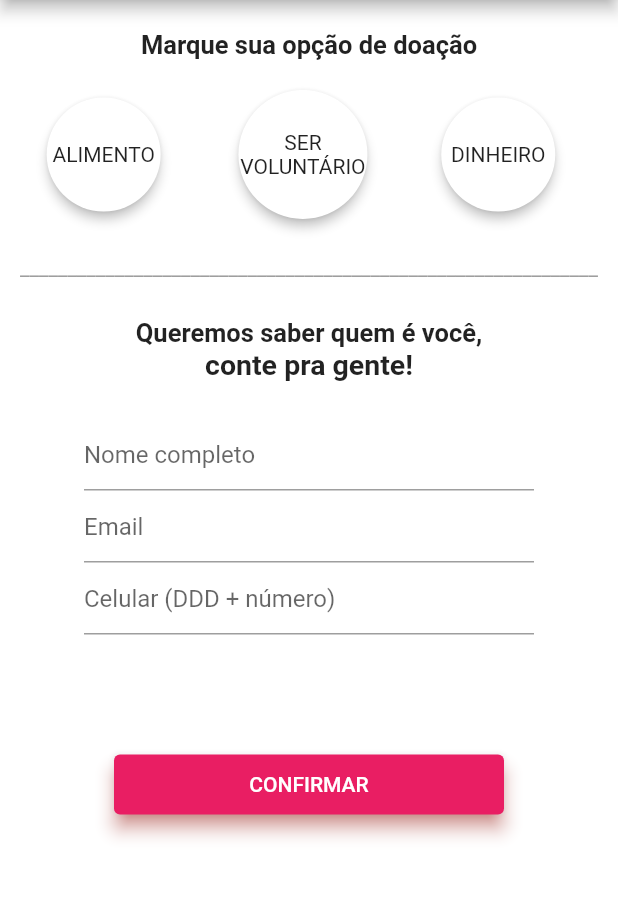
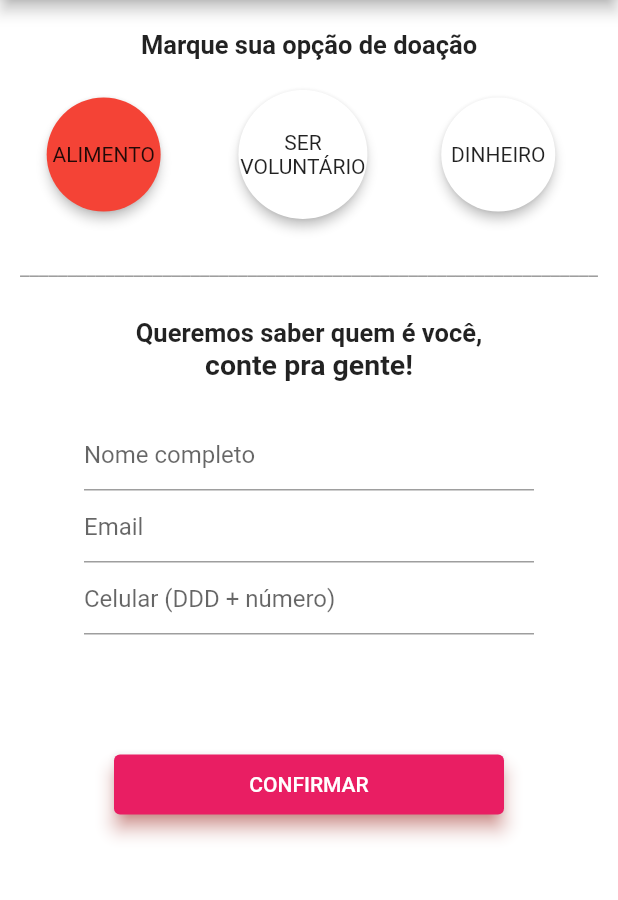
Before and after one commit to JobNetto/AppCasaSopaVoTeresa, a Flutter app: the DoacaoScreen screen opened directly, after a tap on "ALIMENTO", on a phone screen of 412 x 824 dp, the part 84-984 px from its top. Run offline on Flutter 3.47's test engine with Material 2 defaults, Android fonts, the phone set to English and light mode, and no system bars; our stand-ins replace cloud_firestore, firebase_auth, firebase_core; accounts and stored records are empty.

Commit message:
set color button

```diff
--- a/app_casa_sopa_vo_teresa/lib/screens/base/doacao_screen.dart
+++ b/app_casa_sopa_vo_teresa/lib/screens/base/doacao_screen.dart
@@ -23,7 +23,10 @@ class _DoacaoScreenState extends State<DoacaoScreen> {
   final doacaocontroller = TextEditingController();
   final interessecontroller = TextEditingController();
 
-  var botaoalimentocor = Colors.white;
+  var botaoAlimentoCor = Colors.white;
+  var botaoVoluntarioCor = Colors.white;
+  var botaoDinheiroCor = Colors.white;
+
 
   //SERVE PARA VERIFICAR SE ESTÁ VINDO ALGUMA COISA DO CONSTRUTOR OU NÃO
   //PARA SABER SE VAI CRIAR UM PRODUTO OU ALTERAR O PRODUTO EXISTENTE
@@ -49,6 +52,27 @@ class _DoacaoScreenState extends State<DoacaoScreen> {
       usuarioprovider.loadUsuario(widget.usuario);
     }
     super.initState();
+  }
+
+  void setColor(button){
+    switch(button)
+    {
+      case 'ALIMENTO':
+        botaoAlimentoCor = Colors.red;
+        botaoVoluntarioCor = Colors.white;
+        botaoDinheiroCor = Colors.white;
+      break;
+      case 'VOLUNTARIO':
+        botaoAlimentoCor = Colors.white;
+        botaoVoluntarioCor = Colors.red;
+        botaoDinheiroCor = Colors.white;
+      break;
+      case 'DINHEIRO':
+        botaoAlimentoCor = Colors.white;
+        botaoVoluntarioCor = Colors.white;
+        botaoDinheiroCor = Colors.red;
+      break;
+    }
   }
 
   @override
@@ -83,20 +107,23 @@ class _DoacaoScreenState extends State<DoacaoScreen> {
               mainAxisAlignment: MainAxisAlignment.start,
               children: [
                 RawMaterialButton(
-                  onPressed: () {},
+                  onPressed: () {
+                    usuarioprovider.setInteresse('ALIMENTO');
+                    setColor('ALIMENTO');
+                  },
                   elevation: 3.0,
-                  fillColor: Colors.white,
+                  fillColor: botaoAlimentoCor,
                   child: Text('ALIMENTO'),
                   padding: EdgeInsets.all(30),
                   shape: CircleBorder(),
                 ),
                 RawMaterialButton(
                   onPressed: () {
-                    usuarioprovider.setInteresse("VOLUNTÁRIO");
-                    botaoalimentocor = Colors.red;
+                    usuarioprovider.setInteresse("VOLUNTARIO");
+                    setColor('VOLUNTARIO');
                   },
                   elevation: 3.0,
-                  fillColor: botaoalimentocor,
+                  fillColor: botaoVoluntarioCor,
                   child: Column(
                     children: [
                       Text('SER'),
@@ -107,9 +134,12 @@ class _DoacaoScreenState extends State<DoacaoScreen> {
                   shape: CircleBorder(),
                 ),
                 RawMaterialButton(
-                  onPressed: () {},
+                  onPressed: () {
+                    usuarioprovider.setInteresse("DINHEIRO");
+                    setColor('DINHEIRO');
+                  },
                   elevation: 3.0,
-                  fillColor: Colors.white,
+                  fillColor: botaoDinheiroCor,
                   child: Text('DINHEIRO'),
                   padding: EdgeInsets.all(30.0),
                   shape: CircleBorder(),
```
